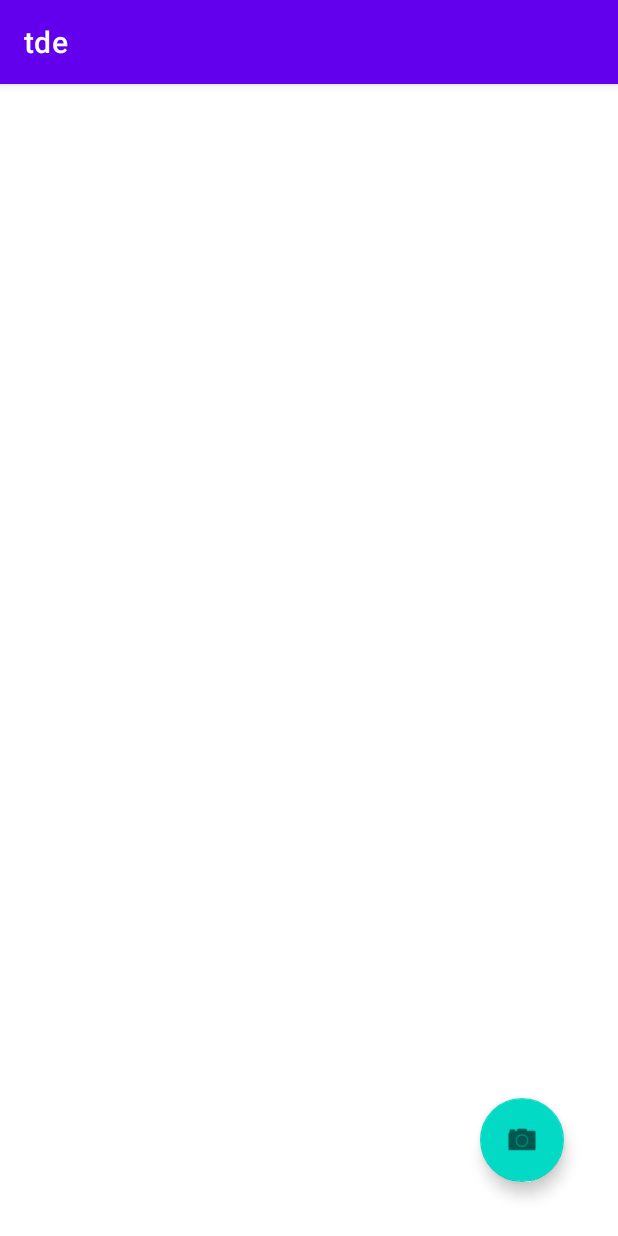
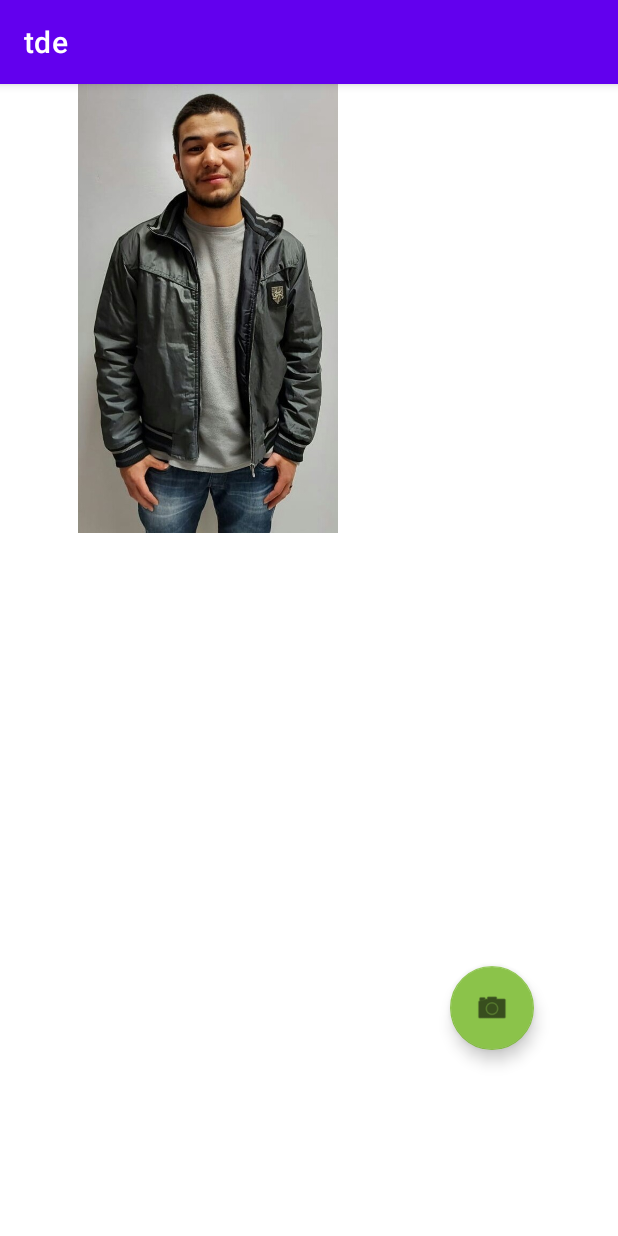
Before and after one commit to Jhony-Santos/effective_student_work, an Android app: the screen it shows after launch (MainActivity), on a phone screen of 412 x 824 dp. Run offline under Robolectric (Android 15) with nearby library versions, the phone set to English and light mode, and no system bars; 6 statements that could not run were skipped.

Commit message:
Layout modificado

```diff
--- a/app/src/main/res/layout/activity_main.xml
+++ b/app/src/main/res/layout/activity_main.xml
@@ -6,35 +6,28 @@
     android:layout_height="match_parent"
     tools:context=".MainActivity">
 
-    <androidx.recyclerview.widget.RecyclerView
-
-        android:id="@+id/recyclerView"
-        android:layout_width="353dp"
-        android:layout_height="678dp"
-        android:layout_marginStart="50dp"
-        android:layout_marginTop="50dp"
-        android:layout_marginEnd="50dp"
-        android:layout_marginBottom="50dp"
-        app:layout_constraintBottom_toBottomOf="parent"
-        app:layout_constraintEnd_toEndOf="parent"
-        app:layout_constraintHorizontal_bias="0.666"
-        app:layout_constraintStart_toStartOf="parent"
-        app:layout_constraintTop_toTopOf="parent"
-        app:layout_constraintVertical_bias="0.51" />
-
     <com.google.android.material.floatingactionbutton.FloatingActionButton
         android:id="@+id/main_btn_camera"
         android:layout_width="wrap_content"
         android:layout_height="wrap_content"
-        android:layout_marginEnd="36dp"
-        android:layout_marginBottom="36dp"
+        android:layout_marginEnd="56dp"
+        android:layout_marginBottom="124dp"
         android:clickable="true"
         android:contentDescription="@string/btn_camera"
         android:focusable="true"
-        android:onClick="takePictureClicked"
+        android:onClick="tirarFoto"
+        app:backgroundTint="#8BC34A"
         app:layout_constraintBottom_toBottomOf="parent"
         app:layout_constraintEnd_toEndOf="parent"
         app:srcCompat="@android:drawable/ic_menu_camera" />
 
+    <ImageView
+        android:id="@+id/imageView"
+        android:layout_width="277dp"
+        android:layout_height="299dp"
+        app:srcCompat="@drawable/perfil"
+        tools:layout_editor_absoluteX="64dp"
+        tools:layout_editor_absoluteY="27dp" />
+
 
 </androidx.constraintlayout.widget.ConstraintLayout>
```
